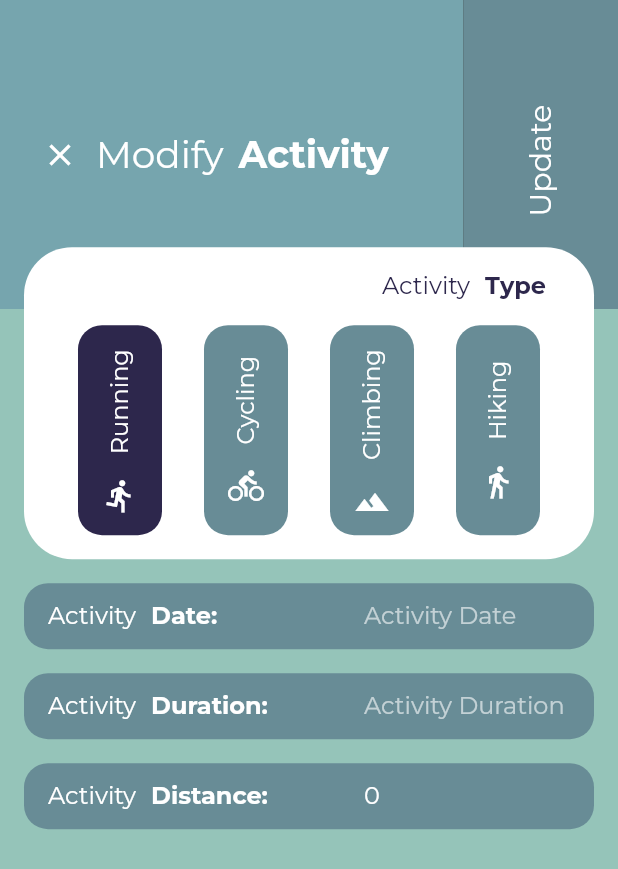
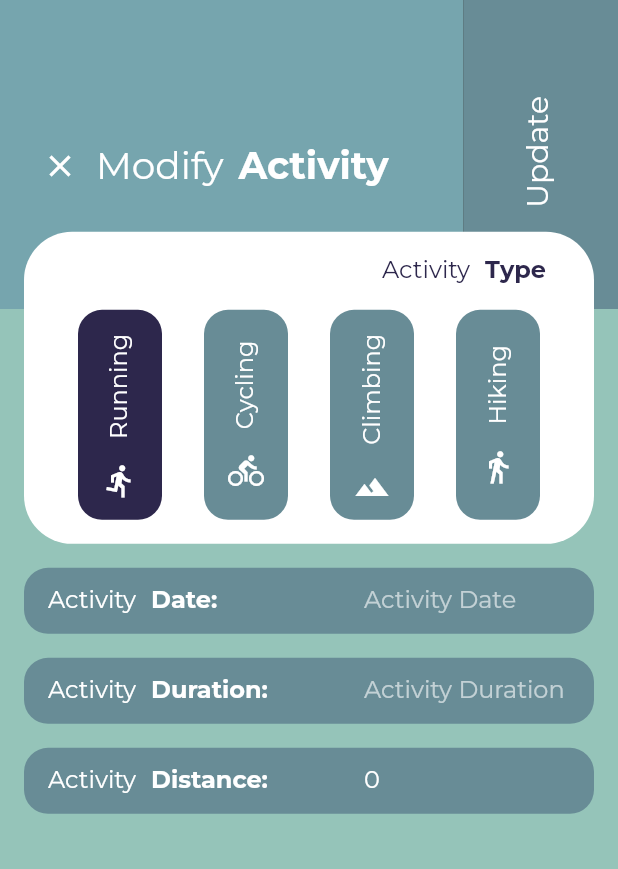
Before and after one commit to luuuuk/datavisualizationapp, a Flutter app: the ModifyDataScreen screen opened directly with empty values, on a phone screen of 412 x 824 dp. Shown: the top 869 px of the screen. Run offline on Flutter 3.47's test engine with Material 2 defaults, Android fonts, the phone set to English and light mode, and no system bars; our stand-ins replace charts_flutter, dotted_border, flutter_slidable, flutter_speed_dial, google_fonts, page_transition and 2 more; accounts and stored records are empty; statements that could not run were skipped.

Commit message:
[Fix] ModifyDataScreen update button and navigation fixed

```diff
--- a/lib/screens/modify_data_screen.dart
+++ b/lib/screens/modify_data_screen.dart
@@ -94,6 +94,39 @@ class _ModifyDataScreenState extends State<ModifyDataScreen> {
                           child: Container(
                             padding: EdgeInsets.only(left: 16),
                             color: ThemeColors.blueGreenisShade2,
+                          ),
+                        ),
+                        SizedBox(
+                          width: MediaQuery.of(context).size.width * 0.25,
+                          height: MediaQuery.of(context).size.height * 0.25,
+                          child: Container(
+                            padding: EdgeInsets.only(top: 8),
+                            color: ThemeColors.blueGreenisShade1,
+                            child: Container(),
+                          ),
+                        ),
+                      ],
+                    ),
+                    SizedBox(
+                      width: MediaQuery.of(context).size.width,
+                      height: MediaQuery.of(context).size.height * 0.75,
+                      child: Container(
+                        color: ThemeColors.blueGreenis,
+                      ),
+                    ),
+                  ],
+                ),
+              ),
+            ),
+            SingleChildScrollView(
+              child: Column(
+                children: [
+                  Row(
+                    mainAxisAlignment: MainAxisAlignment.spaceBetween,
+                    children: [
+                      Container(
+                        padding: EdgeInsets.only(left: 16),
+                        margin: EdgeInsets.only(top: MediaQuery.of(context).size.height * 0.1),
                         child: Center(
                           child: Row(
                             mainAxisAlignment: MainAxisAlignment.spaceBetween,
@@ -129,20 +162,16 @@ class _ModifyDataScreenState extends State<ModifyDataScreen> {
                                     ),
                                   ],
                                 ),
-                                  ]),
                               ],
                               ),
+                            ],
                           ),
                         ),
                       ),
                       GestureDetector(
                         onTap: () => updateEntries(),
-                          child: SizedBox(
-                            width: MediaQuery.of(context).size.width * 0.25,
-                            height: MediaQuery.of(context).size.height * 0.25,
                         child: Container(
-                              padding: EdgeInsets.only(top: 8),
-                              color: ThemeColors.blueGreenisShade1,
+                          padding: EdgeInsets.fromLTRB(0, 64, 42, 0),
                           child: Center(
                             child: RotatedBox(
                               quarterTurns: 3,
@@ -158,26 +187,11 @@ class _ModifyDataScreenState extends State<ModifyDataScreen> {
                           ),
                         ),
                       ),
-                        ),
                     ],
                   ),
-                    SizedBox(
-                      width: MediaQuery.of(context).size.width,
-                      height: MediaQuery.of(context).size.height * 0.75,
-                      child: Container(
-                        color: ThemeColors.blueGreenis,
-                      ),
-                    ),
-                  ],
-                ),
-              ),
-            ),
-            SingleChildScrollView(
-              child: Column(
-                children: [
                   Container(
                     margin: EdgeInsets.fromLTRB(
-                        16, MediaQuery.of(context).size.height * 0.2, 16, 0),
+                        16, 16, 16, 0),
                     padding: EdgeInsets.all(16),
                     decoration: BoxDecoration(
                       borderRadius: BorderRadius.all(Radius.circular(32)),
```
Lines whose indentation alone changed are shown as unchanged.
